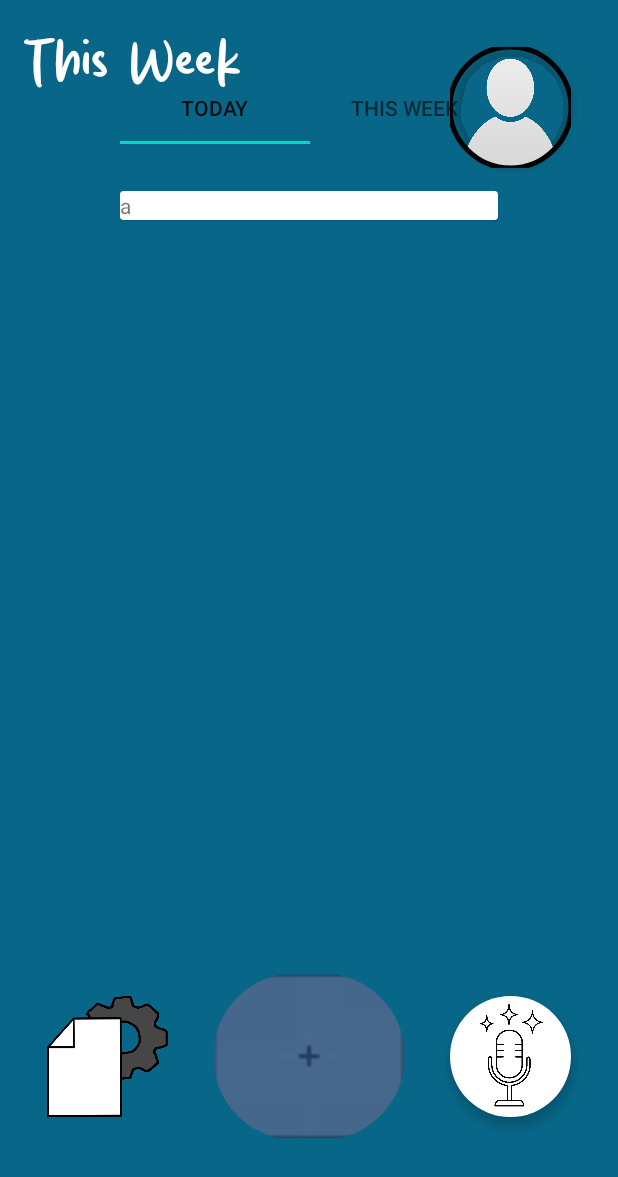
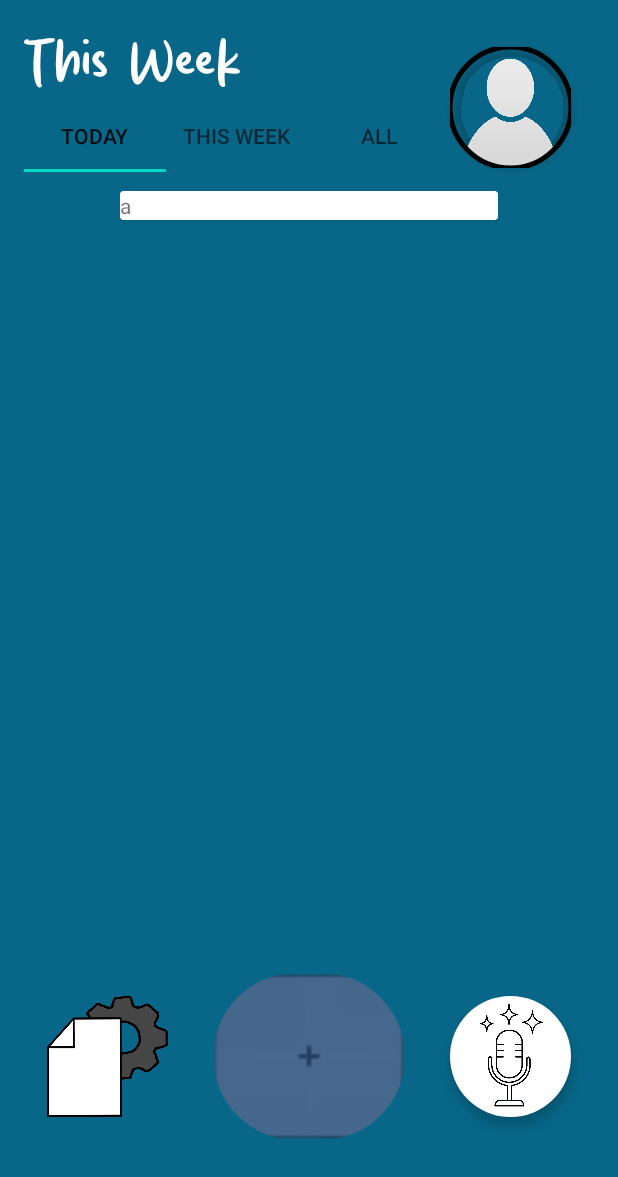
Before and after one commit to EthanK300/Swiper, an Android app: the MainActivity screen opened directly, with no data from a screen before it, on a phone screen of 412 x 824 dp. Shown: the top 1177 px of the screen. Run offline under Robolectric (Android 15) with nearby library versions, the phone set to English and light mode, and no system bars.

Commit message:
make tablayout fully appear

```diff
--- a/app/src/main/java/com/application/swiper/MainActivity.java
+++ b/app/src/main/java/com/application/swiper/MainActivity.java
@@ -2,6 +2,8 @@ package com.application.swiper;
 
 import android.content.Intent;
 import android.os.Bundle;
+import android.view.View;
+import android.view.ViewGroup;
 import android.widget.ImageButton;
 import androidx.appcompat.app.AppCompatActivity;
 import androidx.fragment.app.Fragment;
@@ -61,6 +63,17 @@ public class MainActivity extends AppCompatActivity {
                 .replace(R.id.fragment_container, fragments.get(0)) // TODO: finish this so that fragments work
                 .commit();
 
+        ViewGroup tabStrip = (ViewGroup) tabLayout.getChildAt(0);
+
+        for (int i = 0; i < tabStrip.getChildCount(); i++) {
+            View tabView = tabStrip.getChildAt(i);
+            ViewGroup.MarginLayoutParams params = (ViewGroup.MarginLayoutParams) tabView.getLayoutParams();
+            params.setMargins(0, 0, 0, 0); // Left and right margin
+            tabView.setPadding(0, 0, 0, 0);
+            tabView.requestLayout();
+
+        }
+
         // Handle tab switching
         tabLayout.addOnTabSelectedListener(new TabLayout.OnTabSelectedListener() {
             @Override
--- a/app/src/main/res/layout/main_activity.xml
+++ b/app/src/main/res/layout/main_activity.xml
@@ -65,12 +65,12 @@
 
         <com.google.android.material.tabs.TabLayout
             android:id="@+id/tab_layout"
-            android:layout_width="match_parent"
+            android:layout_width="0dp"
             android:layout_height="wrap_content"
-            android:paddingLeft="64dp"
-            android:paddingRight="64dp"
-            app:layout_constraintTop_toTopOf="parent"
-            app:layout_constraintBottom_toBottomOf="parent"
+            app:layout_constraintTop_toBottomOf="@id/pageTitle"
+            app:layout_constraintStart_toStartOf="parent"
+            app:layout_constraintEnd_toStartOf="@id/profile_picture"
+            app:tabMode="fixed"
             />
     </androidx.constraintlayout.widget.ConstraintLayout>
 
```
